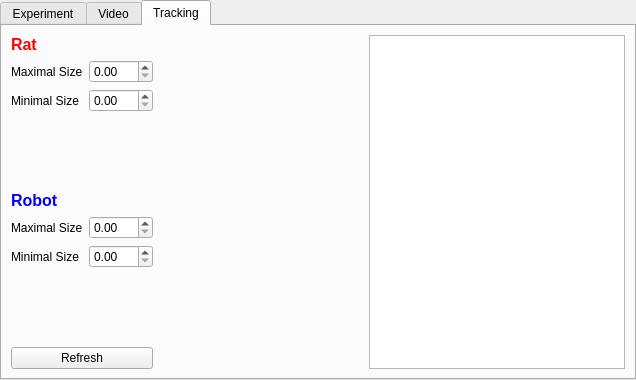
Qt form configwindow.ui (fgu-cas/kachna-tracker) before a commit.
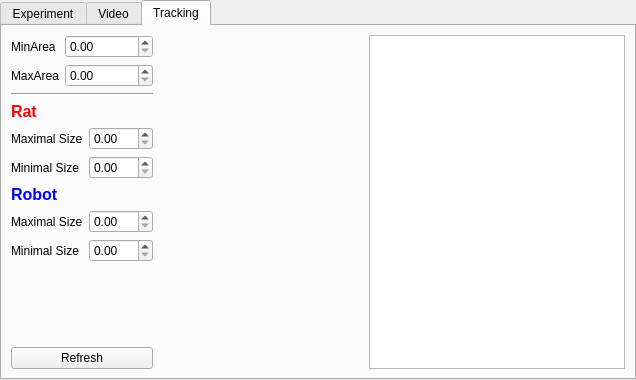
The same form after that commit. The open tabs and pages were chosen to show the change.

Commit message:
change up blob detection (area != size)
changes reflected both in code and UI

What changed in the file:
```diff
--- a/configwindow.ui
+++ b/configwindow.ui
@@ -155,6 +155,45 @@
    <layout class="QHBoxLayout" name="horizontalLayout_5">
     <item>
      <layout class="QVBoxLayout" name="verticalLayout_3">
+      <item>
+       <layout class="QFormLayout" name="formLayout_5">
+        <item row="0" column="0">
+         <widget class="QLabel" name="label_10">
+          <property name="text">
+           <string>MinArea</string>
+          </property>
+         </widget>
+        </item>
+        <item row="1" column="0">
+         <widget class="QLabel" name="label_11">
+          <property name="text">
+           <string>MaxArea</string>
+          </property>
+         </widget>
+        </item>
+        <item row="1" column="1">
+         <widget class="QDoubleSpinBox" name="maxAreaBox">
+          <property name="maximum">
+           <double>999.000000000000000</double>
+          </property>
+         </widget>
+        </item>
+        <item row="0" column="1">
+         <widget class="QDoubleSpinBox" name="minAreaBox">
+          <property name="maximum">
+           <double>999.000000000000000</double>
+          </property>
+         </widget>
+        </item>
+       </layout>
+      </item>
+      <item>
+       <widget class="Line" name="line">
+        <property name="orientation">
+         <enum>Qt::Horizontal</enum>
+        </property>
+       </widget>
+      </item>
       <item>
        <layout class="QFormLayout" name="formLayout_3">
         <property name="fieldGrowthPolicy">
@@ -236,6 +275,19 @@
         </item>
        </layout>
       </item>
+      <item>
+       <spacer name="verticalSpacer_2">
+        <property name="orientation">
+         <enum>Qt::Vertical</enum>
+        </property>
+        <property name="sizeHint" stdset="0">
+         <size>
+          <width>20</width>
+          <height>40</height>
+         </size>
+        </property>
+       </spacer>
+      </item>
       <item>
        <widget class="QPushButton" name="refreshTrackingButton">
         <property name="text">
```
The commit also changes 4 other files.
